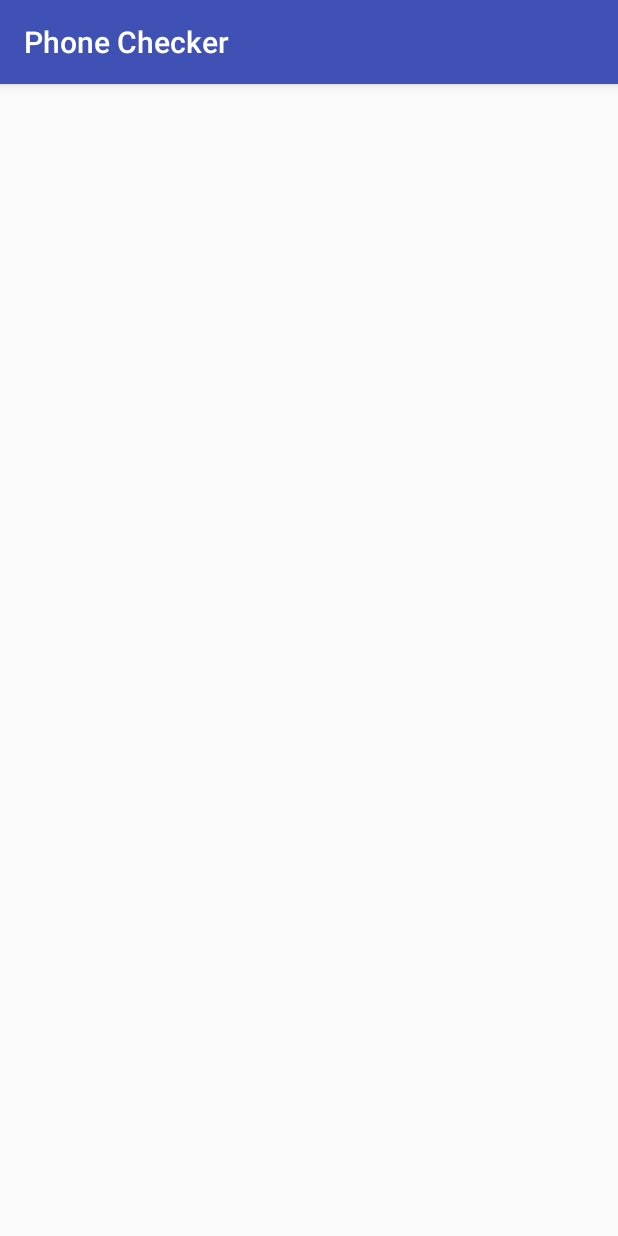
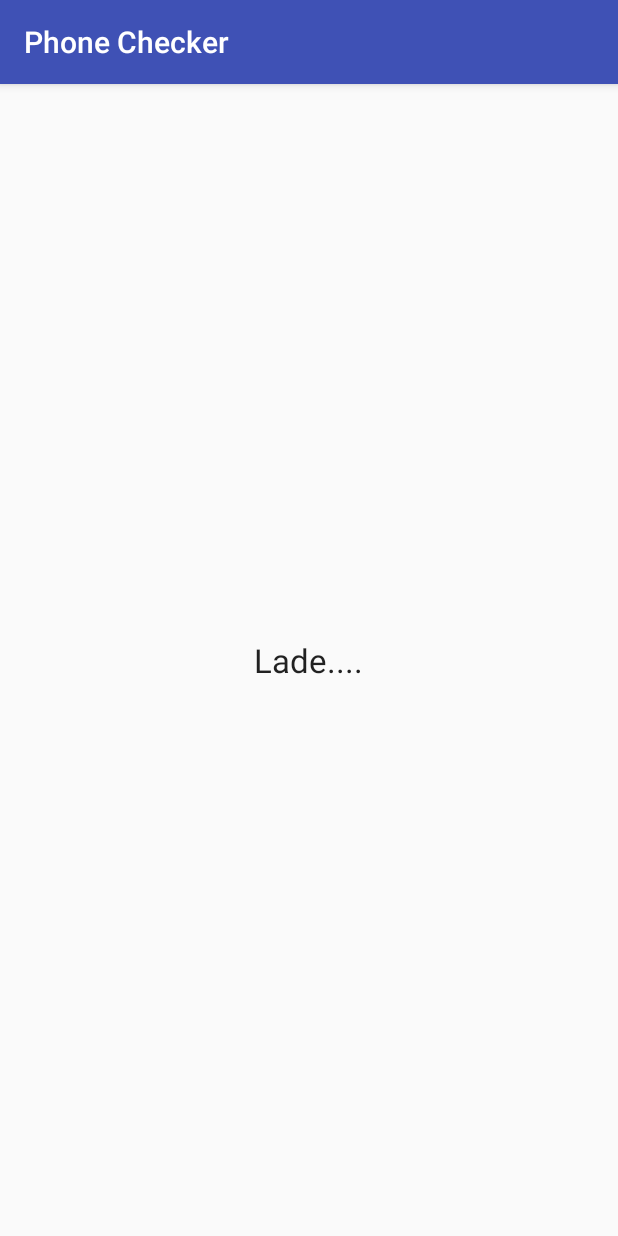
Before and after one commit to erisee92/PhoneUnlockChecker, an Android app: the screen it shows after launch (MainActivity), on a phone screen of 412 x 824 dp. Run offline under Robolectric (Android 15) with nearby library versions, the phone set to English and light mode, and no system bars.

```diff
--- a/app/src/main/res/layout/activity_main.xml
+++ b/app/src/main/res/layout/activity_main.xml
@@ -10,6 +10,15 @@
     tools:context="com.talk2machines.phoneunlockchecker.MainActivity">
 
 
+    <TextView
+        android:layout_width="wrap_content"
+        android:layout_height="wrap_content"
+        android:textAppearance="?android:attr/textAppearanceLarge"
+        android:text="Lade...."
+        android:id="@+id/textView"
+        android:layout_centerVertical="true"
+        android:layout_centerHorizontal="true" />
 
+    <!--TODO Loading screen-->
 
 </RelativeLayout>
```
Also changed, not shown: app/src/main/AndroidManifest.xml (+10 -0 lines), app/src/main/java/com/talk2machines/phoneunlockchecker/ListActivity.java (+66 -1 lines), app/src/main/java/com/talk2machines/phoneunlockchecker/LoginActivity.java (+28 -1 lines), app/src/main/java/com/talk2machines/phoneunlockchecker/MainActivity.java (+14 -1 lines), app/src/main/res/values/strings.xml (+7 -0 lines), 2 other files.
